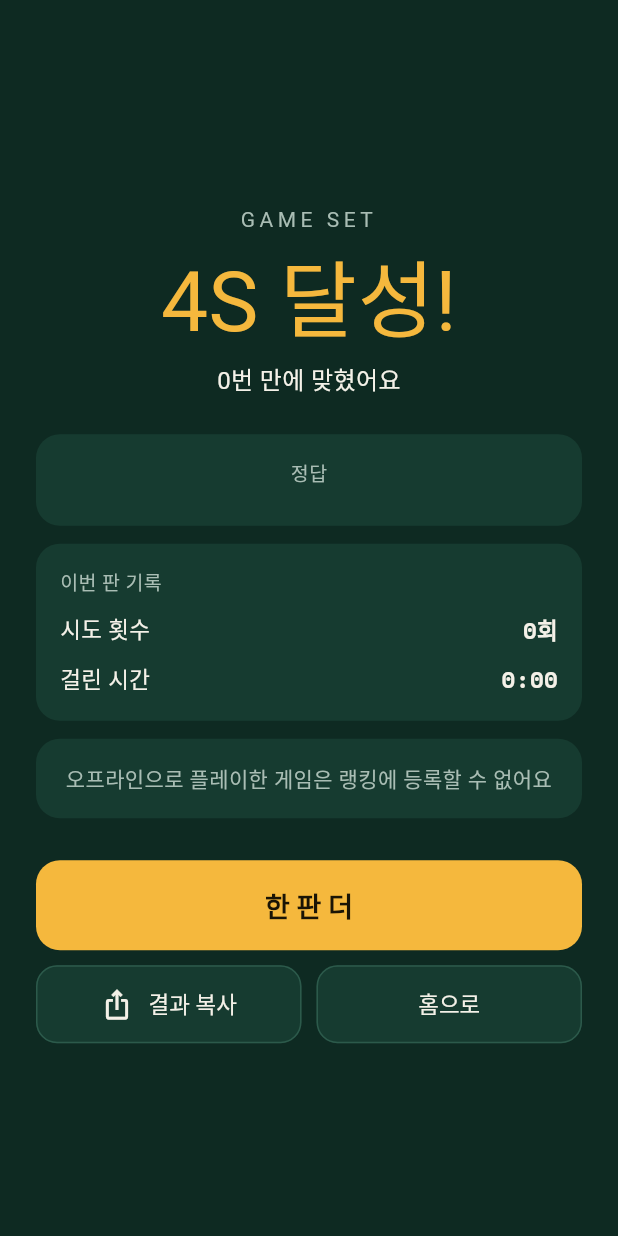
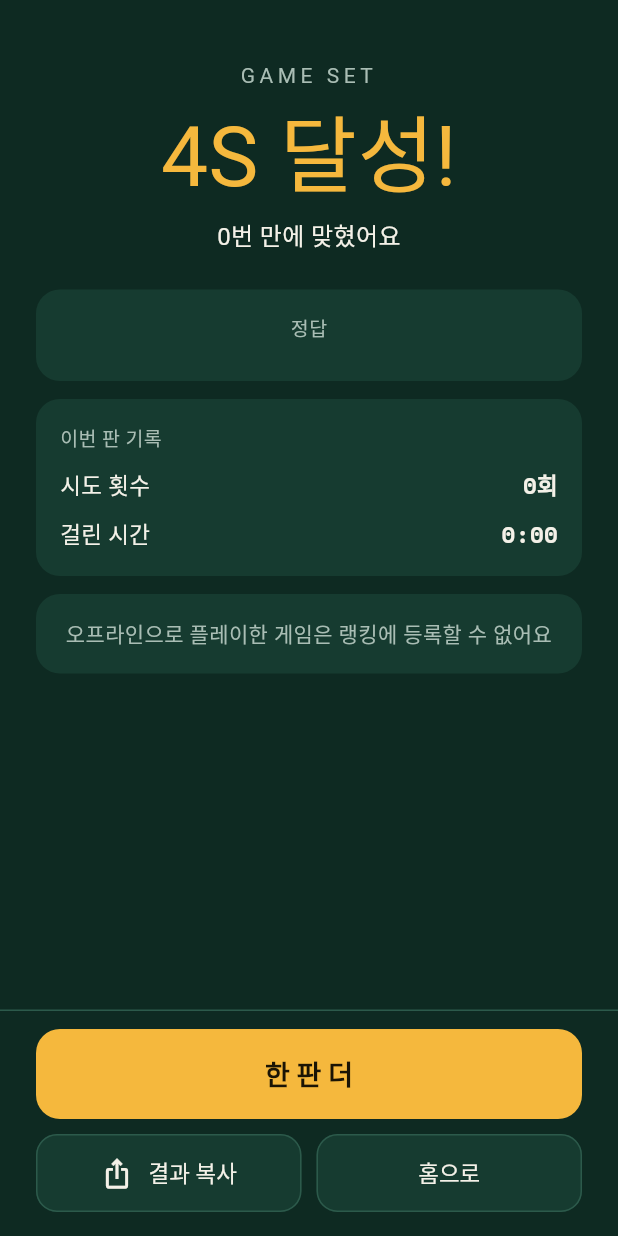
Before and after one commit to 4S-challenge/4s-challenge.github.io, a Flutter app: the ResultScreen widget shown alone on an empty page, opened directly with empty values, on a phone screen of 412 x 824 dp. Run offline on Flutter 3.47's test engine with Material 3 defaults, Android fonts, the phone set to English and light mode, and no system bars; our stand-ins replace google_fonts.

Commit message:
결과 화면 버튼을 하단에 고정
한 판 더 / 결과 복사 / 홈으로 버튼을 화면 아래에 고정하고
위쪽 결과 내용만 스크롤되도록 변경.

Co-Authored-By: Claude Opus 5.5 <noreply@anthropic.com>
Claude-Session: https://claude.ai/code/session_01CKmhrV9XUTumZXStCpEzxE

```diff
--- a/lib/screens/result_screen.dart
+++ b/lib/screens/result_screen.dart
@@ -53,8 +53,14 @@ class ResultScreen extends StatelessWidget {
     final gameId = summary.gameId;
 
     return PhoneFrame(
+      child: Column(
+        crossAxisAlignment: CrossAxisAlignment.stretch,
+        children: [
+          // 위쪽 내용만 스크롤된다.
+          Expanded(
             child: SingleChildScrollView(
-        padding: const EdgeInsets.fromLTRB(24, 40, 24, 32),
+              key: const Key('result-scroll'),
+              padding: const EdgeInsets.fromLTRB(24, 40, 24, 24),
               child: Column(
                 crossAxisAlignment: CrossAxisAlignment.stretch,
                 children: [
@@ -124,7 +130,21 @@ class ResultScreen extends StatelessWidget {
                         style: TextStyle(fontSize: 14, color: AppColors.muted),
                       ),
                     ),
-            const SizedBox(height: 28),
+                ],
+              ),
+            ),
+          ),
+          // 버튼은 화면 아래에 고정한다.
+          Container(
+            key: const Key('result-actions'),
+            padding: const EdgeInsets.fromLTRB(24, 12, 24, 16),
+            decoration: const BoxDecoration(
+              color: AppColors.ground,
+              border: Border(top: BorderSide(color: AppColors.line)),
+            ),
+            child: Column(
+              crossAxisAlignment: CrossAxisAlignment.stretch,
+              children: [
                 BigButton(
                   label: '한 판 더',
                   onPressed: () => Navigator.of(context).pushReplacement(
@@ -159,6 +179,8 @@ class ResultScreen extends StatelessWidget {
                 ),
               ],
             ),
+          ),
+        ],
       ),
     );
   }
```
Also changed, not shown: 1 other file. Lines whose indentation alone changed are shown as unchanged.
